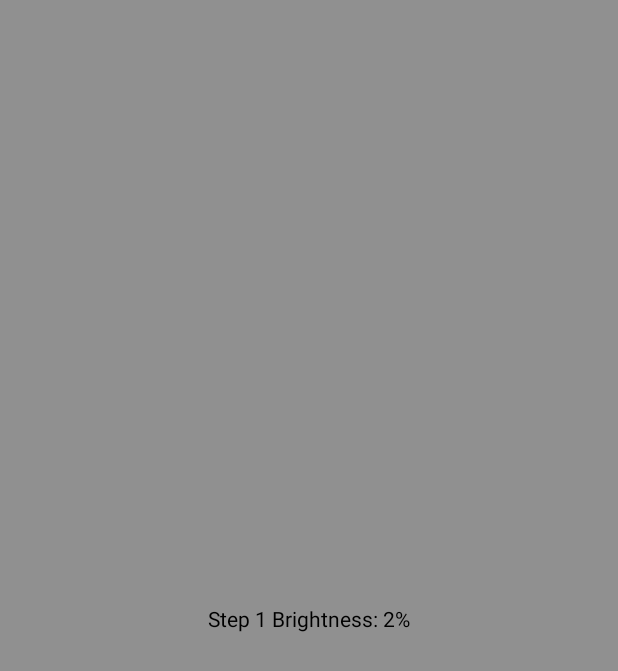
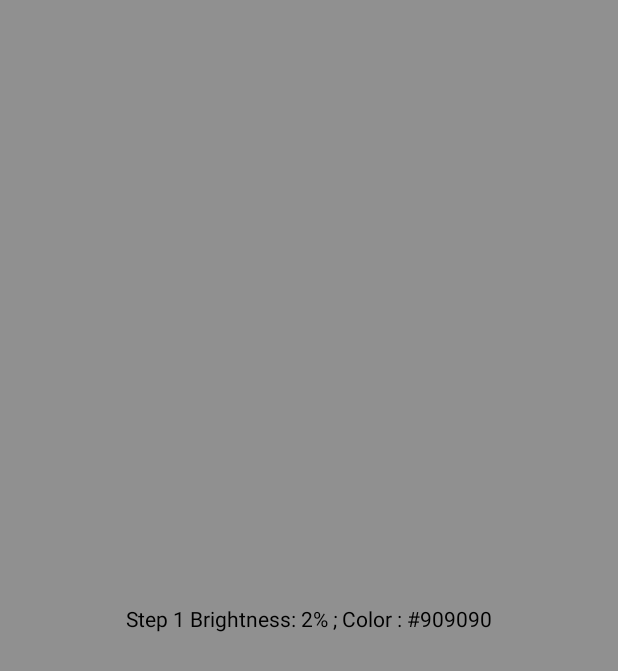
Before and after one commit to keiki61/DisplayTorch, an Android app: the screen it shows after launch (MainActivity), on a phone screen of 412 x 824 dp. Before the commit the part shown is almost empty. Shown: the top 671 px of the screen. Run offline under Robolectric (Android 15) with nearby library versions, the phone set to English and light mode, and no system bars.

Commit message:
#1 add better debug output

```diff
--- a/app/src/main/java/org/github/keiki/displaytorch/MainActivity.kt
+++ b/app/src/main/java/org/github/keiki/displaytorch/MainActivity.kt
@@ -1,11 +1,17 @@
 package org.github.keiki.displaytorch
 
+import android.graphics.Color
+import android.graphics.drawable.ColorDrawable
 import android.os.Bundle
 import android.view.KeyEvent
 import android.view.View
 import android.view.WindowManager
 import android.widget.TextView
 import androidx.appcompat.app.AppCompatActivity
+import kotlin.Boolean
+import kotlin.Float
+import kotlin.Int
+
 
 class MainActivity : AppCompatActivity() {
 
@@ -86,18 +92,24 @@ class MainActivity : AppCompatActivity() {
         window.attributes = layoutParams
     }
 
+    @OptIn(ExperimentalStdlibApi::class)
     private fun updateBrightnessText() {
         val brightnessTextView: TextView = findViewById(R.id.brightnessTextView)
-        val brightnessPercentage = (brightnessLevels[currentBrightnessIndex].brightness * 100).toInt()
 
         var debugText = ""
 
         if (DEBUG) {
-            debugText =     " Brightness: $brightnessPercentage%"
+            val brightnessPercentage = (brightnessLevels[currentBrightnessIndex].brightness * 100).toInt()
+
+            val backgroundColor = getRootView().getBackgroundColor()
+            val colorHex = Color.valueOf(backgroundColor).toArgb().toHexString(HexFormat.Default).takeLast(6)
+            debugText =     " Brightness: $brightnessPercentage% ; Color : #$colorHex"
         }
 
         brightnessTextView.text = "Step ${currentBrightnessIndex + 1}" + debugText
     }
+
+    fun View.getBackgroundColor() = (background as? ColorDrawable?)?.color ?: Color.TRANSPARENT
 
     override fun onKeyDown(keyCode: Int, event: KeyEvent?): Boolean {
         return when (keyCode) {
```
